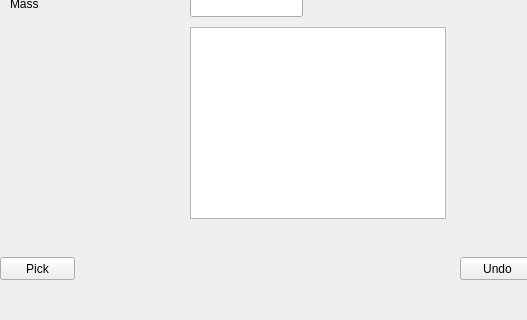
Above: DietCalc/DietCalc.ui from Queslan/DietCalc before the change; both pictures show x 0 to 527 and y 130 to 450 of the 618 by 450 pixel window. Below: the same form after it.
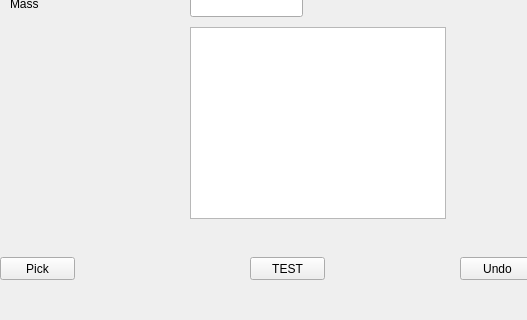
That is the form after the change.

```diff
--- a/DietCalc/DietCalc.ui
+++ b/DietCalc/DietCalc.ui
@@ -122,6 +122,19 @@
      <string>Choose</string>
     </property>
    </widget>
+   <widget class="QPushButton" name="testButton">
+    <property name="geometry">
+     <rect>
+      <x>250</x>
+      <y>370</y>
+      <width>75</width>
+      <height>23</height>
+     </rect>
+    </property>
+    <property name="text">
+     <string>TEST</string>
+    </property>
+   </widget>
   </widget>
   <widget class="QMenuBar" name="menuBar">
    <property name="geometry">
```
